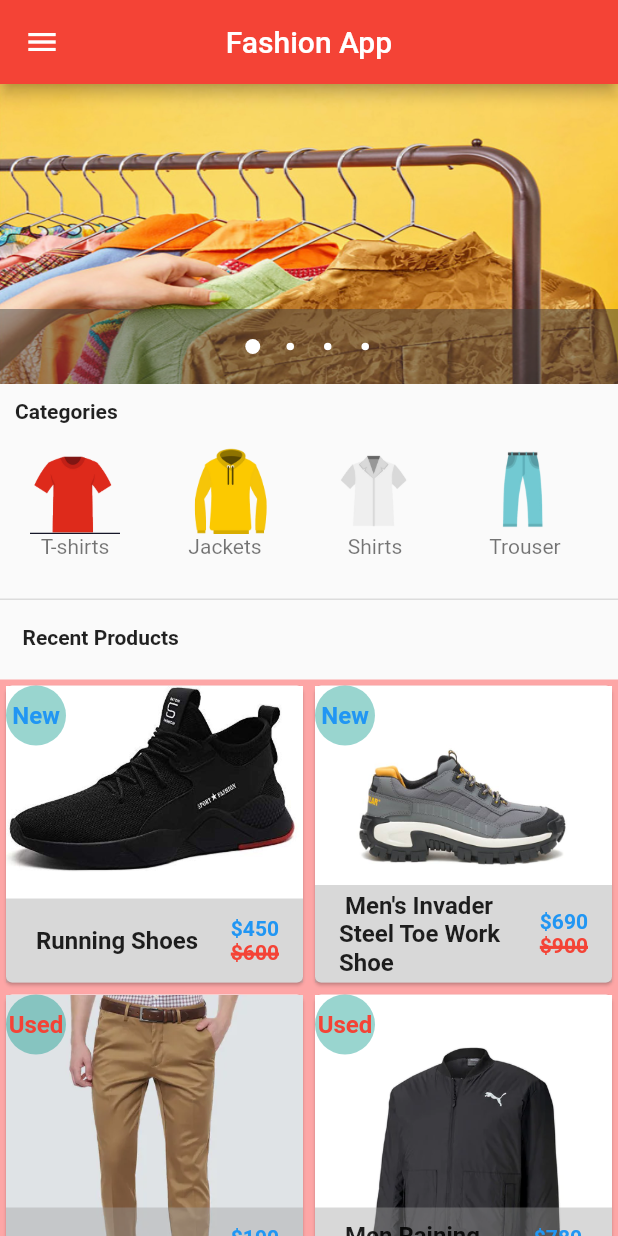
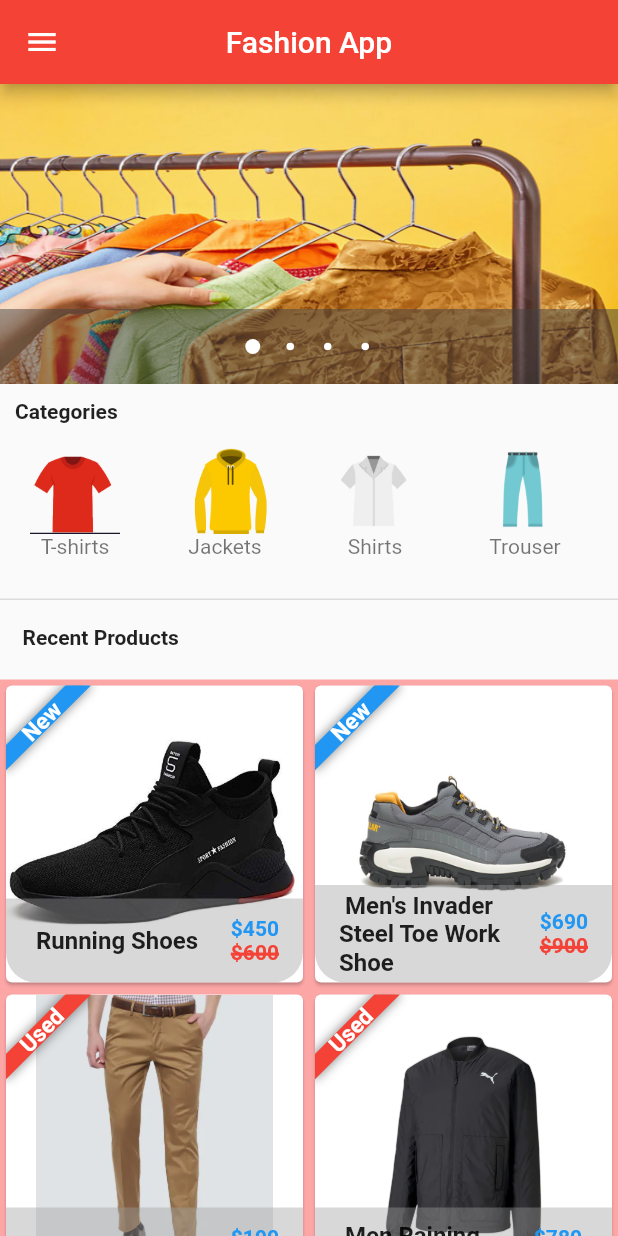
Before and after one commit to MomenF/fashion_app, a Flutter app: the HomePage screen opened by its route, on a phone screen of 412 x 824 dp. Run offline on Flutter 3.47's test engine with Material 2 defaults, Android fonts, the phone set to English and light mode, and no system bars; our stand-ins replace carousel_pro_nullsafety, flutter_spinkit.

Commit message:
Add banner condition

```diff
--- a/lib/Components/products.dart
+++ b/lib/Components/products.dart
@@ -106,17 +106,20 @@ class SingleProduct extends StatelessWidget {
             productDetailCondition: this.productCondition,
           )));
         },
+        child: ClipRRect(
+          borderRadius: BorderRadius.circular(20),
+          child: Banner(
+              location: BannerLocation.topStart,
+              message: productCondition,
+              color:  productCondition == "New"?Colors.blue:Colors.red,
+              textStyle: TextStyle(
+                  fontSize: 15,
+                fontWeight: FontWeight.bold
+              ),
+
+              // textStyle: ,
+
             child: GridTile(
-          header: Row(
-            children: [
-              CircleAvatar(
-                backgroundColor: Colors.teal.withOpacity(.4),
-                child: Text(productCondition,style: TextStyle(
-                fontWeight: FontWeight.bold,
-                color: productCondition == "New"?Colors.blue:Colors.red,
-              ),),),
-            ],
-          ),
               footer: Container(
                 color: Colors.grey.withOpacity(.4),
                 child: ListTile(
@@ -146,10 +149,8 @@ class SingleProduct extends StatelessWidget {
                   ),
                 ),
               ),
-          child: Column(
-            children: [
-              Image.asset(productPic),
-            ],
+              child: Image.asset(productPic),
+            ),
           ),
         ),
       ),
```
Also changed, not shown: lib/MainScreens/product_details.dart (+12 -10 lines). Lines whose indentation alone changed are shown as unchanged.
